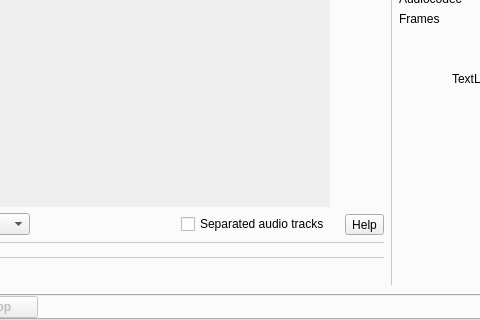
Before: the Qt Designer form src/wayland/formMainWindow_wl.ui in vkohaupt/vokoscreenNG, drawn with Qt 5; both pictures show x 258 to 738 and y 184 to 504 of the 828 by 504 pixel window.
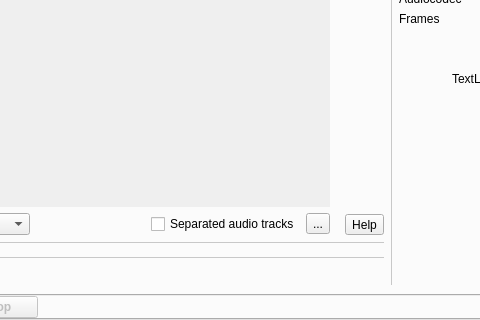
After: the same form once the commit is applied. The open tabs and pages were chosen to show the change. Icons and pictures are not drawn.

Commit message: Wayland: Add separated audio tracks reset

What changed in the file:
```diff
--- a/src/wayland/formMainWindow_wl.ui
+++ b/src/wayland/formMainWindow_wl.ui
@@ -675,6 +675,20 @@
                          </property>
                         </widget>
                        </item>
+                       <item>
+                        <widget class="QToolButton" name="toolButtonSeparatedAudioTracksReset">
+                         <property name="toolTip">
+                          <string>Reset</string>
+                         </property>
+                         <property name="text">
+                          <string notr="true">...</string>
+                         </property>
+                         <property name="icon">
+                          <iconset resource="../screencast.qrc">
+                           <normaloff>:/pictures/screencast/undo.png</normaloff>:/pictures/screencast/undo.png</iconset>
+                         </property>
+                        </widget>
+                       </item>
                       </layout>
                      </item>
                     </layout>
```
Left out of the diff: 4 changed lines with no effect on the pictures. The commit also changes 1 other file.
